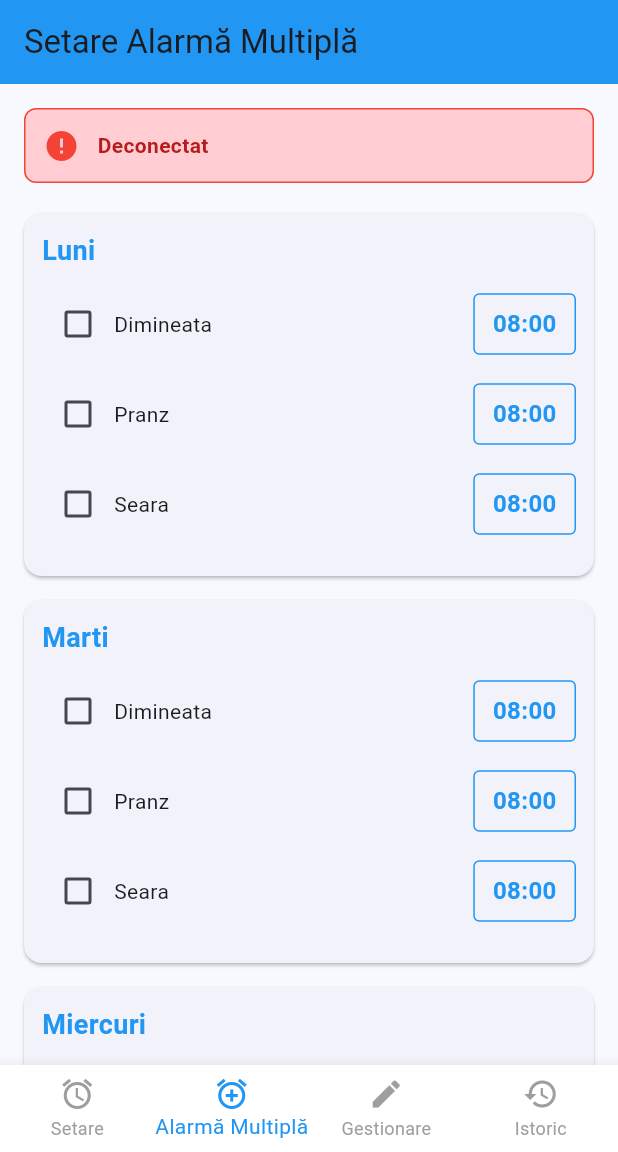
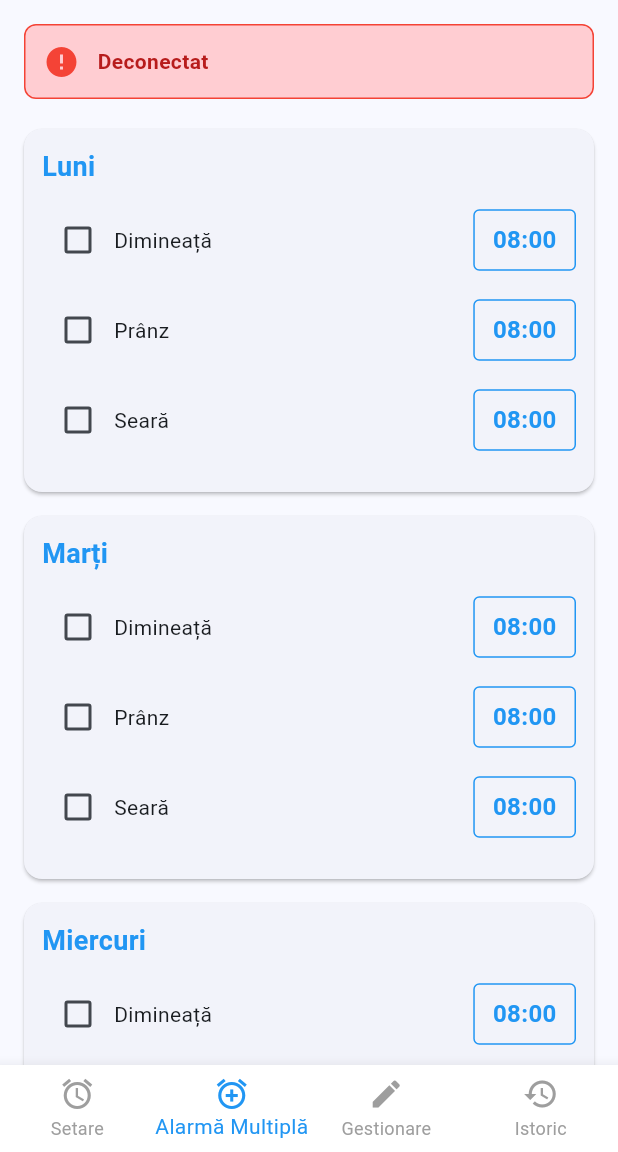
Before and after one commit to purice9999/pill_dispenser_app, a Flutter app: the screen it shows after launch, item 2 of the bottom bar chosen, on a phone screen of 412 x 824 dp, the part 84-1236 px from its top. Run offline on Flutter 3.47's test engine with Material 3 defaults, Android fonts, the phone set to English and light mode, and no system bars; our stand-ins replace flutter_blue_plus, sqflite; accounts and stored records are empty.

Commit message:
Fix: Memory leaks, DB conflict, BLE API, diacritics in commands
- BleProvider: manage StreamSubscriptions (scan, connection state,
  characteristic) and cancel them in dispose(); monitor unexpected
  disconnections via device.connectionState stream
- AlarmProvider/HistoryProvider: use separate DB files (alarms.db /
  history.db) to fix race condition where only one table was created
- BLE API: replace deprecated device.name/id with platformName/remoteId
- SetAlarmScreen: send ASCII commands to PIC (no diacritics); use
  AlarmProvider display constants for UI while sending Dimineata/Pranz/Seara
- AlarmsScreen/ManageAlarmsScreen: remove inner Scaffold to fix double
  AppBar; delete-all moved to FloatingActionButton in HomeScreen
- Fix BuildContext use after async gaps with mounted checks
- Replace print() with debugPrint() in AlarmProvider
- Use super.key across all widgets

Co-Authored-By: Claude Sonnet 4.6 <noreply@anthropic.com>

```diff
--- a/lib/main.dart
+++ b/lib/main.dart
@@ -11,7 +11,7 @@ void main() async {
 }
 
 class PillDispenserApp extends StatelessWidget {
-  const PillDispenserApp({Key? key}) : super(key: key);
+  const PillDispenserApp({super.key});
 
   @override
   Widget build(BuildContext context) {
--- a/lib/providers/alarm_provider.dart
+++ b/lib/providers/alarm_provider.dart
@@ -11,7 +11,7 @@ class AlarmProvider extends ChangeNotifier {
   List<Alarm> get alarms => _alarms;
   bool get isLoading => _isLoading;
 
-  // Zile ale săptămânii
+  // Zile ale săptămânii (ASCII, pentru comenzi BLE și stocare)
   static const List<String> days = [
     'Luni',
     'Marti',
@@ -19,11 +19,25 @@ class AlarmProvider extends ChangeNotifier {
     'Joi',
     'Vineri',
     'Sambata',
-    'Duminica'
+    'Duminica',
   ];
 
-  // Momente ale zilei
+  // Zile cu diacritice (pentru afișaj UI)
+  static const List<String> daysDisplay = [
+    'Luni',
+    'Marți',
+    'Miercuri',
+    'Joi',
+    'Vineri',
+    'Sâmbătă',
+    'Duminică',
+  ];
+
+  // Momente ale zilei (ASCII, pentru comenzi BLE și stocare)
   static const List<String> moments = ['Dimineata', 'Pranz', 'Seara'];
+
+  // Momente cu diacritice (pentru afișaj UI)
+  static const List<String> momentsDisplay = ['Dimineață', 'Prânz', 'Seară'];
 
   /// Inițializează baza de date
   Future<void> initDatabase() async {
@@ -32,7 +46,7 @@ class AlarmProvider extends ChangeNotifier {
       notifyListeners();
 
       final databasePath = await getDatabasesPath();
-      final path = join(databasePath, 'pill_dispenser.db');
+      final path = join(databasePath, 'alarms.db');
 
       _database = await openDatabase(
         path,
@@ -55,7 +69,7 @@ class AlarmProvider extends ChangeNotifier {
       _isLoading = false;
       notifyListeners();
     } catch (e) {
-      print('Eroare inițializare bază de date: $e');
+      debugPrint('Eroare inițializare bază de date: $e');
       _isLoading = false;
       notifyListeners();
     }
@@ -70,7 +84,7 @@ class AlarmProvider extends ChangeNotifier {
       _alarms = maps.map((map) => Alarm.fromMap(map)).toList();
       notifyListeners();
     } catch (e) {
-      print('Eroare încărcare alarmă: $e');
+      debugPrint('Eroare încărcare alarmă: $e');
     }
   }
 
@@ -91,7 +105,7 @@ class AlarmProvider extends ChangeNotifier {
       _alarms.add(alarm.copyWith(id: id));
       notifyListeners();
     } catch (e) {
-      print('Eroare adăugare alarmă: $e');
+      debugPrint('Eroare adăugare alarmă: $e');
     }
   }
 
@@ -122,7 +136,7 @@ class AlarmProvider extends ChangeNotifier {
       }
       notifyListeners();
     } catch (e) {
-      print('Eroare actualizare alarmă: $e');
+      debugPrint('Eroare actualizare alarmă: $e');
     }
   }
 
@@ -140,7 +154,7 @@ class AlarmProvider extends ChangeNotifier {
       _alarms.removeWhere((a) => a.id == id);
       notifyListeners();
     } catch (e) {
-      print('Eroare ștergere alarmă: $e');
+      debugPrint('Eroare ștergere alarmă: $e');
     }
   }
 
@@ -162,7 +176,7 @@ class AlarmProvider extends ChangeNotifier {
       }
       notifyListeners();
     } catch (e) {
-      print('Eroare toggle alarmă: $e');
+      debugPrint('Eroare toggle alarmă: $e');
     }
   }
 
@@ -175,7 +189,7 @@ class AlarmProvider extends ChangeNotifier {
       _alarms.clear();
       notifyListeners();
     } catch (e) {
-      print('Eroare ștergere toate alarmele: $e');
+      debugPrint('Eroare ștergere toate alarmele: $e');
     }
   }
 
--- a/lib/providers/history_provider.dart
+++ b/lib/providers/history_provider.dart
@@ -26,7 +26,7 @@ class HistoryProvider extends ChangeNotifier {
   Future<void> _initializeDatabase() async {
     try {
       final databasePath = await getDatabasesPath();
-      final path = join(databasePath, 'pill_dispenser.db');
+      final path = join(databasePath, 'history.db');
 
       _database = await openDatabase(
         path,
--- a/lib/screens/alarms_screen.dart
+++ b/lib/screens/alarms_screen.dart
@@ -2,10 +2,9 @@ import 'package:flutter/material.dart';
 import 'package:provider/provider.dart';
 import '../providers/alarm_provider.dart';
 import '../providers/ble_provider.dart';
-import '../models/alarm.dart';
 
 class AlarmsScreen extends StatefulWidget {
-  const AlarmsScreen({Key? key}) : super(key: key);
+  const AlarmsScreen({super.key});
 
   @override
   State<AlarmsScreen> createState() => _AlarmsScreenState();
@@ -71,55 +70,61 @@ class _AlarmsScreenState extends State<AlarmsScreen> {
       }
     }
 
-    if (alarmCount > 0) {
+    if (!context.mounted) return;
     ScaffoldMessenger.of(context).showSnackBar(
-        SnackBar(content: Text('$alarmCount alarmă(e) trimisă(e)!')),
+      SnackBar(
+        content: Text(
+          alarmCount > 0
+              ? '$alarmCount alarmă(e) trimisă(e)!'
+              : 'Selectează cel puțin o alarmă!',
+        ),
+      ),
     );
-    } else {
-      ScaffoldMessenger.of(context).showSnackBar(
-        const SnackBar(content: Text('Selectează cel puțin o alarmă!')),
-      );
-    }
   }
 
   @override
   Widget build(BuildContext context) {
-    return Scaffold(
-      appBar: AppBar(
-        title: const Text('Setare Alarmă Multiplă'),
-        backgroundColor: Colors.blue,
-      ),
-      body: Consumer<AlarmProvider>(
+    return Consumer<AlarmProvider>(
       builder: (context, alarmProvider, _) {
         return SingleChildScrollView(
           child: Padding(
             padding: const EdgeInsets.all(16.0),
             child: Column(
               children: [
-                  // Afișare status BLE
+                // Status BLE
                 Consumer<BleProvider>(
                   builder: (context, bleProvider, _) {
                     return Container(
                       padding: const EdgeInsets.all(12),
                       decoration: BoxDecoration(
-                          color: bleProvider.isConnected ? Colors.green[100] : Colors.red[100],
+                        color: bleProvider.isConnected
+                            ? Colors.green[100]
+                            : Colors.red[100],
                         borderRadius: BorderRadius.circular(8),
                         border: Border.all(
-                            color: bleProvider.isConnected ? Colors.green : Colors.red,
+                          color: bleProvider.isConnected
+                              ? Colors.green
+                              : Colors.red,
                         ),
                       ),
                       child: Row(
                         children: [
                           Icon(
-                              bleProvider.isConnected ? Icons.check_circle : Icons.error,
-                              color: bleProvider.isConnected ? Colors.green : Colors.red,
+                            bleProvider.isConnected
+                                ? Icons.check_circle
+                                : Icons.error,
+                            color: bleProvider.isConnected
+                                ? Colors.green
+                                : Colors.red,
                           ),
                           const SizedBox(width: 12),
                           Expanded(
                             child: Text(
                               bleProvider.statusMessage,
                               style: TextStyle(
-                                  color: bleProvider.isConnected ? Colors.green[900] : Colors.red[900],
+                                color: bleProvider.isConnected
+                                    ? Colors.green[900]
+                                    : Colors.red[900],
                                 fontWeight: FontWeight.bold,
                               ),
                             ),
@@ -131,12 +136,10 @@ class _AlarmsScreenState extends State<AlarmsScreen> {
                 ),
                 const SizedBox(height: 20),
 
-                  // Alarmă pentru fiecare zi
                 ..._buildDayCards(),
 
                 const SizedBox(height: 20),
 
-                  // Buton trimite
                 ElevatedButton.icon(
                   onPressed: () => _sendAlarmsToDevice(context),
                   icon: const Icon(Icons.send),
@@ -149,17 +152,19 @@ class _AlarmsScreenState extends State<AlarmsScreen> {
                     ),
                   ),
                 ),
+                const SizedBox(height: 16),
               ],
             ),
           ),
         );
       },
-      ),
     );
   }
 
   List<Widget> _buildDayCards() {
-    return AlarmProvider.days.map((day) {
+    return List.generate(AlarmProvider.days.length, (i) {
+      final day = AlarmProvider.days[i];
+      final dayDisplay = AlarmProvider.daysDisplay[i];
       return Card(
         margin: const EdgeInsets.only(bottom: 16),
         child: Padding(
@@ -168,7 +173,7 @@ class _AlarmsScreenState extends State<AlarmsScreen> {
             crossAxisAlignment: CrossAxisAlignment.start,
             children: [
               Text(
-                day,
+                dayDisplay,
                 style: const TextStyle(
                   fontSize: 18,
                   fontWeight: FontWeight.bold,
@@ -181,11 +186,13 @@ class _AlarmsScreenState extends State<AlarmsScreen> {
           ),
         ),
       );
-    }).toList();
+    });
   }
 
   List<Widget> _buildMomentRows(String day) {
-    return AlarmProvider.moments.map((moment) {
+    return List.generate(AlarmProvider.moments.length, (i) {
+      final moment = AlarmProvider.moments[i];
+      final momentDisplay = AlarmProvider.momentsDisplay[i];
       return Padding(
         padding: const EdgeInsets.only(bottom: 12),
         child: Row(
@@ -198,9 +205,7 @@ class _AlarmsScreenState extends State<AlarmsScreen> {
                 });
               },
             ),
-            Expanded(
-              child: Text(moment),
-            ),
+            Expanded(child: Text(momentDisplay)),
             GestureDetector(
               onTap: () => _selectTime(context, day, moment),
               child: Container(
@@ -225,6 +230,6 @@ class _AlarmsScreenState extends State<AlarmsScreen> {
           ],
         ),
       );
-    }).toList();
+    });
   }
 }
--- a/lib/screens/history_screen.dart
+++ b/lib/screens/history_screen.dart
@@ -4,7 +4,7 @@ import '../providers/history_provider.dart';
 
 /// Ecranul pentru vizualizarea istoricului pastilelor
 class HistoryScreen extends StatefulWidget {
-  const HistoryScreen({Key? key}) : super(key: key);
+  const HistoryScreen({super.key});
 
   @override
   State<HistoryScreen> createState() => _HistoryScreenState();
--- a/lib/screens/home_screen.dart
+++ b/lib/screens/home_screen.dart
@@ -1,15 +1,13 @@
 import 'package:flutter/material.dart';
 import 'package:provider/provider.dart';
-import '../providers/ble_provider.dart';
 import '../providers/alarm_provider.dart';
 import 'set_alarm_screen.dart';
 import 'history_screen.dart';
 import 'alarms_screen.dart';
 import 'manage_alarms_screen.dart';
 
-/// Ecranul principal cu navigare între SetAlarm și History
 class HomeScreen extends StatefulWidget {
-  const HomeScreen({Key? key}) : super(key: key);
+  const HomeScreen({super.key});
 
   @override
   State<HomeScreen> createState() => _HomeScreenState();
@@ -25,6 +23,30 @@ class _HomeScreenState extends State<HomeScreen> {
     const HistoryScreen(),
   ];
 
+  void _showDeleteAllAlarmsDialog(BuildContext context) {
+    showDialog(
+      context: context,
+      builder: (context) => AlertDialog(
+        title: const Text('Ștergere Toate'),
+        content: const Text('Ești sigur că vrei să ștergi TOATE alarmele?'),
+        actions: [
+          TextButton(
+            onPressed: () => Navigator.pop(context),
+            child: const Text('Anulare'),
+          ),
+          ElevatedButton(
+            onPressed: () {
+              context.read<AlarmProvider>().deleteAllAlarms();
+              Navigator.pop(context);
+            },
+            style: ElevatedButton.styleFrom(backgroundColor: Colors.red),
+            child: const Text('Șterge Toate'),
+          ),
+        ],
+      ),
+    );
+  }
+
   @override
   Widget build(BuildContext context) {
     return Scaffold(
@@ -34,6 +56,14 @@ class _HomeScreenState extends State<HomeScreen> {
         centerTitle: true,
       ),
       body: _screens[_selectedIndex],
+      floatingActionButton: _selectedIndex == 2
+          ? FloatingActionButton(
+              backgroundColor: Colors.red,
+              tooltip: 'Șterge toate alarmele',
+              onPressed: () => _showDeleteAllAlarmsDialog(context),
+              child: const Icon(Icons.delete_sweep),
+            )
+          : null,
       bottomNavigationBar: BottomNavigationBar(
         currentIndex: _selectedIndex,
         onTap: (index) {
```
Also changed, not shown: lib/providers/ble_provider.dart (+39 -16 lines), lib/screens/ble_connection_screen.dart (+13 -18 lines), lib/screens/manage_alarms_screen.dart (+48 -62 lines), lib/screens/set_alarm_screen.dart (+33 -41 lines). Lines whose indentation alone changed are shown as unchanged.
